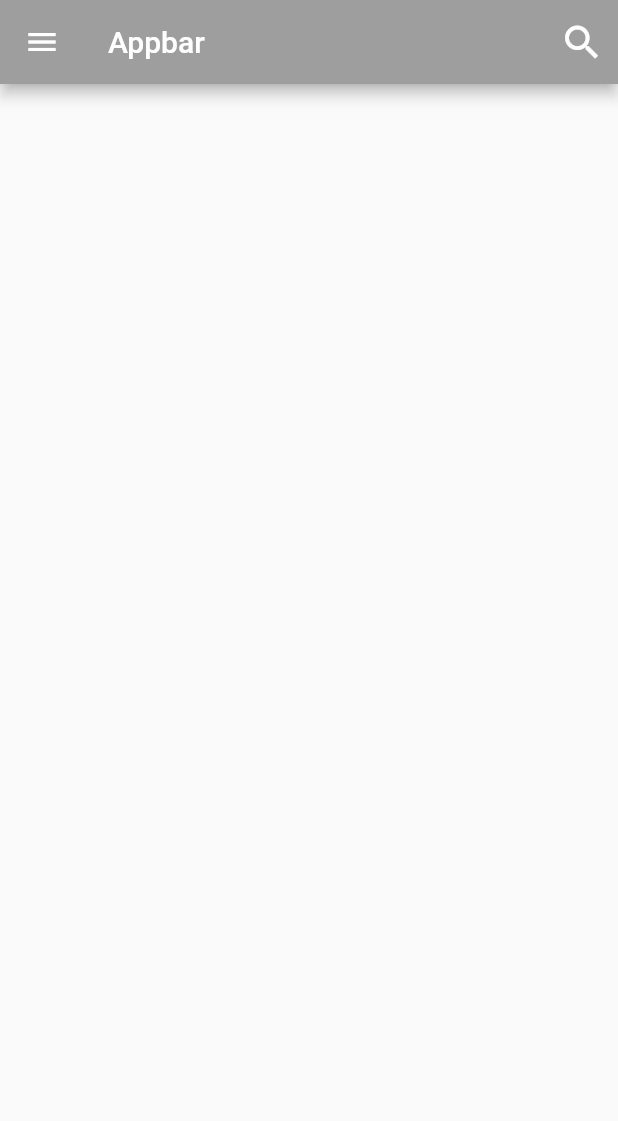
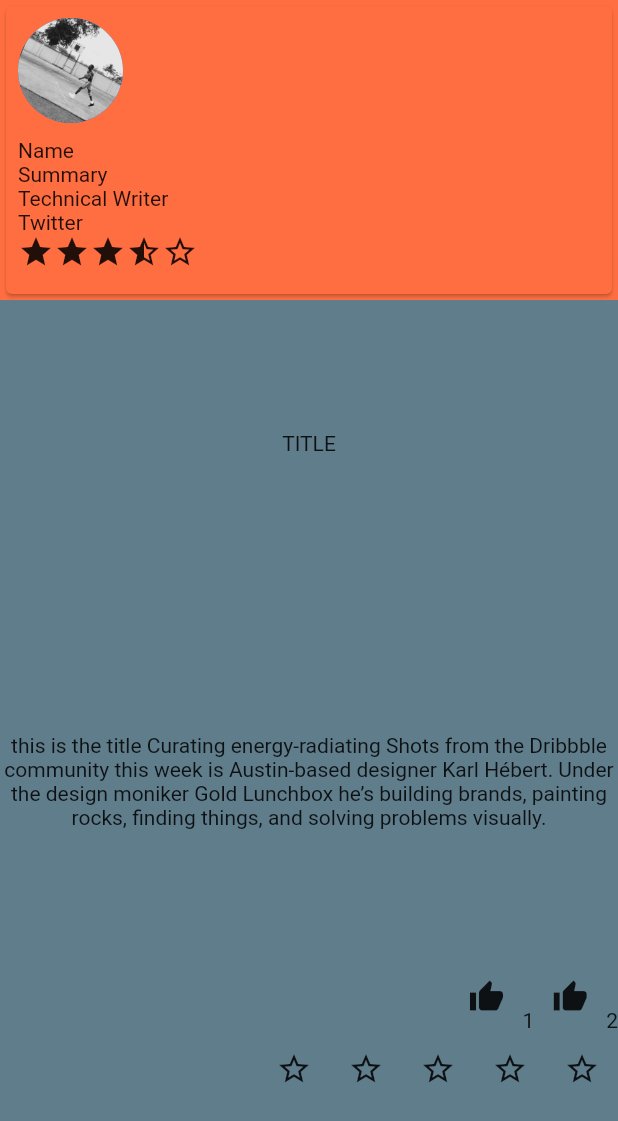
Before and after one commit to jhaymesdev/ministryWork, a Flutter app: the screen it shows after launch, on a phone screen of 412 x 824 dp. Shown: the top 1121 px of the screen. Run offline on Flutter 3.47's test engine with Material 2 defaults, Android fonts, the phone set to English and light mode, and no system bars.

Commit message:
solved All the Scroll problem not used scroll yet tho

```diff
--- a/lib/main.dart
+++ b/lib/main.dart
@@ -1,10 +1,13 @@
-import 'dart:ffi';
 
 
-import 'package:demoministry/widgets/listtile.dart';
-import 'package:demoministry/widgets/usersCard.dart';
-import 'package:demoministry/writer.dart';
+
+
+import 'package:demoministry/widgets/finalStuff.dart';
+
+import './widgets/myContainer.dart';
 import 'package:flutter/material.dart';
+
+import 'models/containerModels.dart';
 
 void main() {
   runApp(MyApp());
@@ -21,123 +24,19 @@ class MyApp extends StatelessWidget {
     );
   }
 }
-
 class Home extends StatefulWidget {
   @override
   _HomeState createState() => _HomeState();
 }
 
 class _HomeState extends State<Home> {
+  final PageController controllers = PageController(
+    initialPage: 0,
+  );
   @override
   Widget build(BuildContext context) {
     return Scaffold(
-      appBar: AppBar(
-        backgroundColor: Colors.grey,
-        title: Text("Appbar"),
-        actions: [
-          IconButton(
-              icon: Icon(
-                Icons.search,
-              ),
-              onPressed: () {
-                showSearch(context: context, delegate: searchWriter());
-              },
-              iconSize: 30)
-        ],
-      ),
-      drawer: Drawer(
-        child: ListView(
-          children: [
-            DrawerHeader(
-                decoration: BoxDecoration(
-                    gradient: SweepGradient(
-                        colors: <Color>[Colors.green, Colors.greenAccent],
-                        center: Alignment.bottomCenter)),
-                child: Column(
-                  children: [
-                    CircleAvatar(
-                      backgroundImage: AssetImage("lib/assets/jordan.jpeg"),
-                      radius: 50,
-                    ),
-                    SizedBox(
-                      height: 7,
-                    ),
-                    Text(
-                      "Jhaymes",
-                      style:
-                          TextStyle(fontWeight: FontWeight.bold, fontSize: 20),
-                    )
-                  ],
-                )),
-            CustomListTile("Profile", Icons.person, () {}),
-            CustomListTile("Notifications", Icons.notifications_active, () {}),
-            CustomListTile("Setting", Icons.settings, () {}),
-            CustomListTile("Logout", Icons.lock, () {}),
-          ],
-        ),
-      ),
+      body: FinalStuff(),
     );
   }
 }
-
-class searchWriter extends SearchDelegate<Writer> {
-  List<Writer> writers = [
-    Writer("Jhaymes", "lib/assets/jordan.jpeg", "Mobile Developer","jhaymes@gmail.com"),
-    Writer("Victoria", "lib/assets/jordan.jpeg", "FrontEnd","victoria@gmail.com"),
-    Writer("Favour", "lib/assets/jordan.jpeg", "BackEnd","favour@gmail.com"),
-    Writer("Humble", "lib/assets/jordan.jpeg", "FullStalk","favour@gmail.com"),
-    Writer("Precious", "lib/assets/jordan.jpeg", "DevOps","precious@gmail.com"),
-    Writer("Jessica", "lib/assets/jordan.jpeg", "Designer","jessica@gmail.com"),
-    Writer("Angela", "lib/assets/jordan.jpeg", "Technical Writer","angela@gmail.com"),
-  ];
-  List<Writer> recentWriters = [
-    Writer("Jhaymes", "lib/assets/jordan.jpeg", "Mobile Developer","jhaymes@gmail.com"),
-    Writer("Simon", "lib/assets/jordan.jpeg", "FrontEnd","name@gmail.com"),
-    Writer("Favour", "lib/assets/jordan.jpeg", "BackEnd","favour@gmail.com"),
-    Writer("Humble", "lib/assets/jordan.jpeg", "FullStalk","humble@gmail.com"),
-    Writer("Precious", "lib/assets/jordan.jpeg", "DevOps","precious@gmail.com"),
-    Writer("Jessica", "lib/assets/jordan.jpeg", "Designer","jessica@gmail.com"),
-    Writer("Angela", "lib/assets/jordan.jpeg", "Technical Writer","angela@gmail.com"),
-  ];
-
-  @override
-  List<Widget> buildActions(BuildContext context) {
-    return [IconButton(icon: Icon(Icons.close), onPressed: (){
-      query = "";
-    })];
-  }
-
-  @override
-  Widget buildLeading(BuildContext context) {
-    return IconButton(icon:Icon(Icons.arrow_back), onPressed: (){
-      close(context, null);
-    });
-  }
-  @override
-  Widget buildResults(BuildContext context) {
-    final suggestions = writers;
-    for(int i = 0; i<writers.length;i++) {
-      return UserCard(writers[i].name, writers[i].image, writers[i].email);
-    }
-    query = " ";
-  }
-  @override
-  Widget buildSuggestions(BuildContext context) {
-    final suggestions = query.isEmpty? recentWriters: writers.where((element) => element.stalk.startsWith(query)).toList();
-    return ListView.builder(itemBuilder: (context, index) {
-      return ListTile(
-        leading: CircleAvatar(
-          backgroundImage: AssetImage(suggestions[index].image),
-          radius: 25,
-        ),
-        title: Text(suggestions[index].name),
-        subtitle: Text(suggestions[index].stalk),
-        onTap: (){
-          showResults(context);
-        },
-      );
-    },
-    itemCount: suggestions.length,
-    );
-  }
-}
--- /dev/null
+++ b/lib/models/containerModels.dart
@@ -0,0 +1,22 @@
+class Info {
+  String title;
+  String description;
+  String image;
+
+  Info({this.title,this.description,this.image});
+
+}
+
+final infoList = [
+  Info(title: "TITLE",description: "this is the title Curating energy-radiating Shots from the Dribbble community this week is Austin-based designer Karl Hébert. Under the design moniker Gold Lunchbox he’s building brands, painting rocks, finding things, and solving problems visually.",image: "lib/assets/jordan.jpeg" ),
+  Info(title: "TITLE",description: "this is the title Curating energy-radiating Shots from the Dribbble community this week is Austin-based designer Karl Hébert. Under the design moniker Gold Lunchbox he’s building brands, painting rocks, finding things, and solving problems visually.",image: "lib/assets/jordan.jpeg" ),
+  Info(title: "TITLE",description: "this is the title Curating energy-radiating Shots from the Dribbble community this week is Austin-based designer Karl Hébert. Under the design moniker Gold Lunchbox he’s building brands, painting rocks, finding things, and solving problems visually.",image: "lib/assets/jordan.jpeg" ),
+  Info(title: "TITLE",description: "this is the title Curating energy-radiating Shots from the Dribbble community this week is Austin-based designer Karl Hébert. Under the design moniker Gold Lunchbox he’s building brands, painting rocks, finding things, and solving problems visually.",image: "lib/assets/jordan.jpeg" ),
+  Info(title: "TITLE",description: "this is the title Curating energy-radiating Shots from the Dribbble community this week is Austin-based designer Karl Hébert. Under the design moniker Gold Lunchbox he’s building brands, painting rocks, finding things, and solving problems visually.",image: "lib/assets/jordan.jpeg" ),
+  Info(title: "TITLE",description: "this is the title Curating energy-radiating Shots from the Dribbble community this week is Austin-based designer Karl Hébert. Under the design moniker Gold Lunchbox he’s building brands, painting rocks, finding things, and solving problems visually.",image: "lib/assets/jordan.jpeg" ),
+  Info(title: "TITLE",description: "this is the title Curating energy-radiating Shots from the Dribbble community this week is Austin-based designer Karl Hébert. Under the design moniker Gold Lunchbox he’s building brands, painting rocks, finding things, and solving problems visually.",image: "lib/assets/jordan.jpeg" ),
+  Info(title: "TITLE",description: "this is the title Curating energy-radiating Shots from the Dribbble community this week is Austin-based designer Karl Hébert. Under the design moniker Gold Lunchbox he’s building brands, painting rocks, finding things, and solving problems visually.",image: "lib/assets/jordan.jpeg" ),
+  Info(title: "TITLE",description: "this is the title Curating energy-radiating Shots from the Dribbble community this week is Austin-based designer Karl Hébert. Under the design moniker Gold Lunchbox he’s building brands, painting rocks, finding things, and solving problems visually.",image: "lib/assets/jordan.jpeg" ),
+  Info(title: "TITLE",description: "this is the title Curating energy-radiating Shots from the Dribbble community this week is Austin-based designer Karl Hébert. Under the design moniker Gold Lunchbox he’s building brands, painting rocks, finding things, and solving problems visually.",image: "lib/assets/jordan.jpeg" ),
+  Info(title: "TITLE",description: "this is the title Curating energy-radiating Shots from the Dribbble community this week is Austin-based designer Karl Hébert. Under the design moniker Gold Lunchbox he’s building brands, painting rocks, finding things, and solving problems visually.",image: "lib/assets/jordan.jpeg" ),
+];
--- /dev/null
+++ b/lib/widgets/UserCard.dart
@@ -0,0 +1,44 @@
+import 'package:flutter/material.dart';
+import '../models/containerModels.dart';
+class UserCard extends StatelessWidget {
+  @override
+  Widget build(BuildContext context) {
+    return SafeArea(
+      child: Container(
+        color:  Colors.deepOrangeAccent,
+        height: 200,
+        width: MediaQuery.of(context).size.width,
+        child: Card(
+          color:  Colors.deepOrangeAccent,
+          child: Padding(
+            padding: const EdgeInsets.all(8.0),
+            child: Column(
+              mainAxisAlignment: MainAxisAlignment.start,
+              crossAxisAlignment: CrossAxisAlignment.start,
+              children: [
+                CircleAvatar(
+                  radius: 35,
+                  backgroundImage:AssetImage("lib/assets/jordan.jpeg"),
+                ),
+                SizedBox(height: 10,),
+                Text("Name"),
+                Text("Summary"),
+                Text("Technical Writer"),
+                Text("Twitter"),
+                Row(
+                  children: [
+                    Icon(Icons.star),
+                    Icon(Icons.star),
+                    Icon(Icons.star),
+                    Icon(Icons.star_half),
+                    Icon(Icons.star_border),
+                  ],
+                ),
+              ],
+            ),
+          ),
+        ),
+      ),
+    );
+  }
+}
--- /dev/null
+++ b/lib/widgets/finalStuff.dart
@@ -0,0 +1,37 @@
+import 'package:demoministry/widgets/UserCard.dart';
+
+import '../models/containerModels.dart';
+import 'package:flutter/material.dart';
+
+import 'myContainer.dart';
+
+class FinalStuff extends StatefulWidget {
+  @override
+  _FinalStuffState createState() => _FinalStuffState();
+}
+
+class _FinalStuffState extends State<FinalStuff> {
+  final PageController controllers = PageController(
+    initialPage: 0,
+  );
+  @override
+  Widget build(BuildContext context) {
+    return Scaffold(
+      body: Column(
+        children:[
+          UserCard(),
+          Expanded(
+            child: PageView.builder(itemBuilder: (context,index){
+              return MyContainer(index);
+            },
+              itemCount: infoList.length,
+              controller: controllers,
+              // scrollDirection: Axis.horizontal,
+            ),
+          ),
+          //Text("this is the text"),
+        ],
+      ),
+    );
+  }
+}
--- /dev/null
+++ b/lib/widgets/myContainer.dart
@@ -0,0 +1,59 @@
+import '../models/containerModels.dart';
+import 'package:flutter/material.dart';
+
+class MyContainer extends StatefulWidget {
+  final int index;
+  MyContainer(this.index);
+
+  @override
+  _MyContainerState createState() => _MyContainerState();
+}
+
+class _MyContainerState extends State<MyContainer> {
+  Icon orignalStar = Icon(Icons.star);
+  Icon starwithborder = Icon(Icons.star_border);
+ void turnToAStar(){
+   setState(() {
+     starwithborder = orignalStar;
+   });
+ }
+  @override
+  Widget build(BuildContext context) {
+    return Container(
+      color: Colors.blueGrey,
+      child: Column(
+        mainAxisAlignment: MainAxisAlignment.spaceEvenly,
+        children: [
+          Text(infoList[widget.index].title,textAlign: TextAlign.left,),
+          SizedBox(height: 10,),
+          Text(infoList[widget.index].description, textAlign: TextAlign.center,),
+          Column(
+            children: [
+              Row(
+                crossAxisAlignment: CrossAxisAlignment.end,
+                mainAxisAlignment: MainAxisAlignment.end,
+                children: [
+                  IconButton(icon: Icon(Icons.thumb_up), onPressed: (){}),
+                  Text("1"),
+                  IconButton(icon: Icon(Icons.thumb_up), onPressed: (){}),
+                  Text("2"),
+                ],
+              ),
+              Row(
+                crossAxisAlignment: CrossAxisAlignment.end,
+                mainAxisAlignment: MainAxisAlignment.end,
+                children: [
+                  IconButton(icon: starwithborder, onPressed: turnToAStar),
+                  IconButton(icon: starwithborder, onPressed: turnToAStar),
+                  IconButton(icon: starwithborder, onPressed: turnToAStar),
+                  IconButton(icon: starwithborder, onPressed: turnToAStar),
+                  IconButton(icon: starwithborder, onPressed: turnToAStar),
+                ],
+              ),
+            ],
+          )
+        ],
+      ),
+    );
+  }
+}
--- a/lib/writer.dart
+++ /dev/null
@@ -1,7 +0,0 @@
-class Writer{
-  String image;
-  String name;
-  String stalk;
-  String email;
-  Writer(this.name,this.image,this.stalk,this.email);
-}
```
Also changed, not shown: lib/widgets/customContainer.dart (deleted, +0 -64 lines), lib/widgets/listtile.dart (deleted, +0 -35 lines), lib/widgets/usersCard.dart (deleted, +0 -70 lines).
